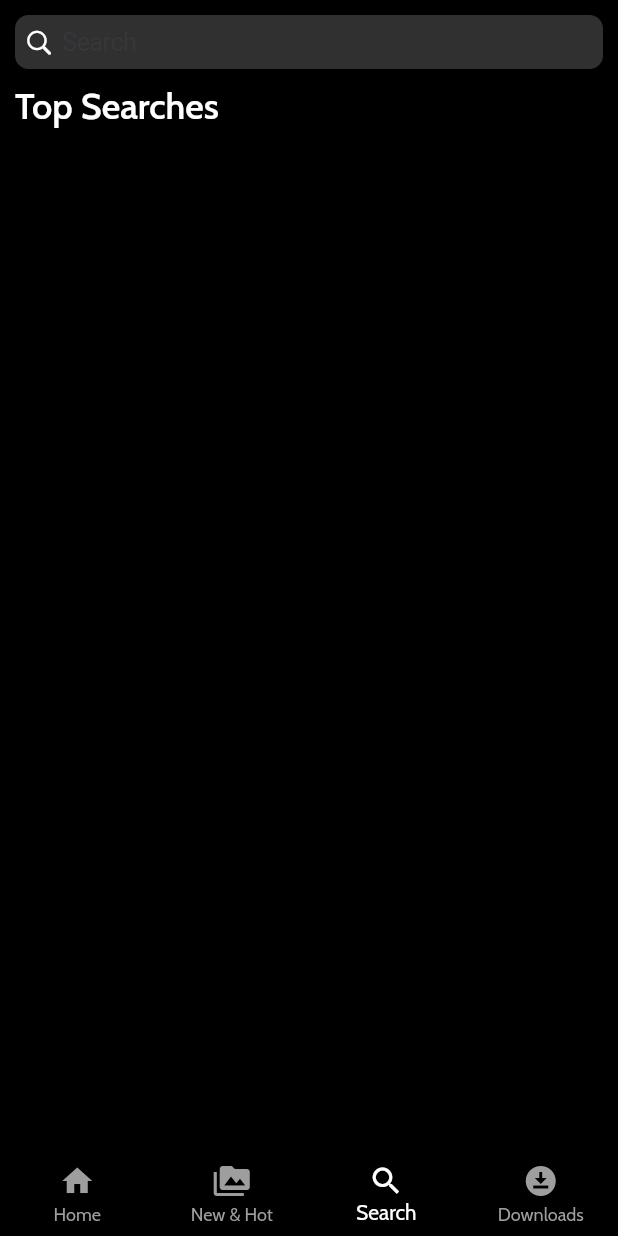
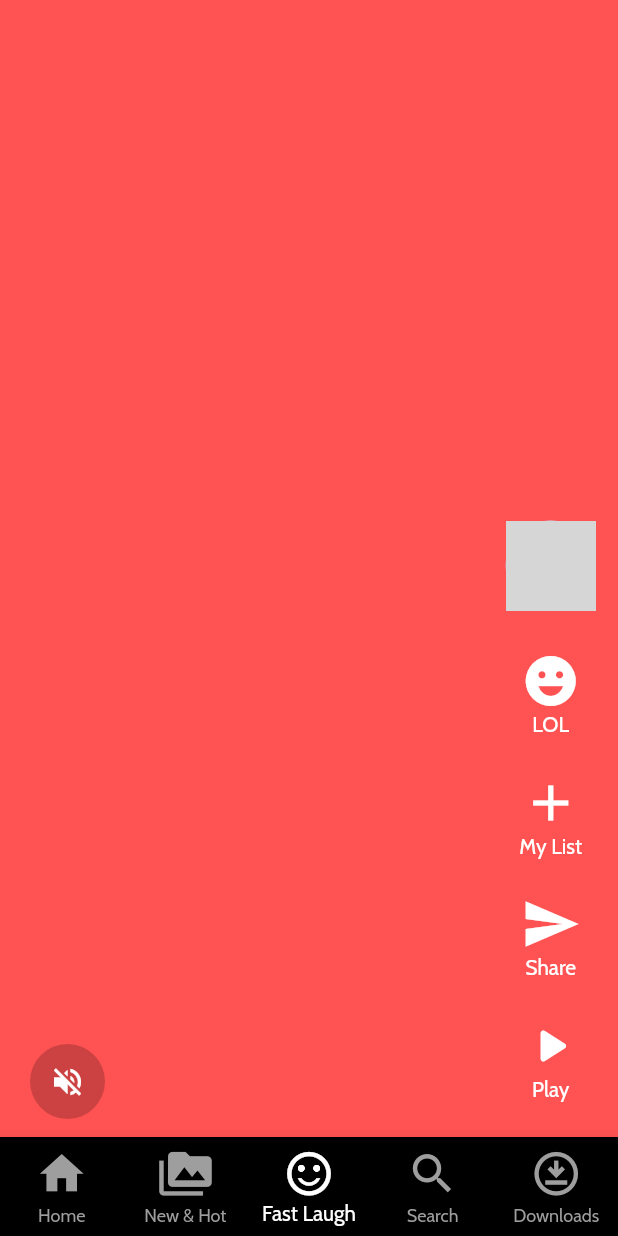
Before and after one commit to zajiim/netflixClone, a Flutter app: the screen it shows after launch, item 3 of the bottom bar chosen, on a phone screen of 412 x 824 dp. Run offline on Flutter 3.47's test engine with Material 2 defaults, Android fonts, the phone set to English and light mode, and no system bars; our stand-ins replace google_fonts; network calls fail; grey boxes are pictures that could not be loaded.

Commit message:
Search and FastLaugh page UI got completed

```diff
--- /dev/null
+++ b/lib/presentation/fast_laugh/fast_laugh.dart
@@ -0,0 +1,22 @@
+import 'package:flutter/material.dart';
+import 'package:netflix_bloc/core/colors/colors.dart';
+import 'package:netflix_bloc/presentation/fast_laugh/widgets/video_list_item.dart';
+
+class FastLaughScreen extends StatelessWidget {
+  const FastLaughScreen({Key? key}) : super(key: key);
+
+  @override
+  Widget build(BuildContext context) {
+    return Scaffold(
+      body: SafeArea(
+        child: PageView(
+          scrollDirection: Axis.vertical,
+          children: List.generate(
+            10,
+            (index) => VideoListItem(index: index),
+          ),
+        ),
+      ),
+    );
+  }
+}
--- /dev/null
+++ b/lib/presentation/fast_laugh/widgets/video_list_item.dart
@@ -0,0 +1,78 @@
+import 'package:flutter/material.dart';
+import 'package:netflix_bloc/core/colors/colors.dart';
+import 'package:netflix_bloc/presentation/fast_laugh/widgets/video_menu_items.dart';
+
+class VideoListItem extends StatelessWidget {
+  final int index;
+  const VideoListItem({required this.index, Key? key}) : super(key: key);
+
+  @override
+  Widget build(BuildContext context) {
+    return Stack(
+      children: [
+        Container(
+          color: Colors.accents[index % Colors.accents.length],
+        ),
+        Positioned(
+          bottom: 0,
+          left: 0,
+          right: 0,
+          child: Padding(
+            padding: const EdgeInsets.symmetric(vertical: 12, horizontal: 12),
+            child: Row(
+              crossAxisAlignment: CrossAxisAlignment.end,
+              mainAxisAlignment: MainAxisAlignment.spaceBetween,
+              children: [
+                Padding(
+                  padding: const EdgeInsets.symmetric(horizontal: 8.0),
+                  child: CircleAvatar(
+                    backgroundColor: kBackgroundColor.withOpacity(0.2),
+                    radius: 25,
+                    child: IconButton(
+                      onPressed: () {},
+                      icon: const Icon(
+                        Icons.volume_off,
+                        color: kWhiteColor,
+                      ),
+                    ),
+                  ),
+                ),
+                Column(
+                  children: const [
+                    Padding(
+                      padding: EdgeInsets.symmetric(
+                        vertical: 15,
+                      ),
+                      child: CircleAvatar(
+                        radius: 30,
+                        backgroundImage: NetworkImage(
+                          'https://www.themoviedb.org/t/p/w533_and_h300_bestv2/56v2KjBlU4XaOv9rVYEQypROD7P.jpg',
+                        ),
+                      ),
+                    ),
+                    VideoMenuItems(
+                      menuIcon: Icons.emoji_emotions,
+                      menuTitle: 'LOL',
+                    ),
+                    VideoMenuItems(
+                      menuIcon: Icons.add,
+                      menuTitle: 'My List',
+                    ),
+                    VideoMenuItems(
+                      menuIcon: Icons.send,
+                      menuTitle: 'Share',
+                    ),
+                    VideoMenuItems(
+                      menuIcon: Icons.play_arrow_rounded,
+                      menuTitle: 'Play',
+                    ),
+                  ],
+                ),
+              ],
+            ),
+          ),
+        ),
+      ],
+    );
+  }
+}
--- /dev/null
+++ b/lib/presentation/fast_laugh/widgets/video_menu_items.dart
@@ -0,0 +1,30 @@
+import 'package:flutter/material.dart';
+import 'package:netflix_bloc/core/colors/colors.dart';
+
+class VideoMenuItems extends StatelessWidget {
+  final IconData menuIcon;
+  final String menuTitle;
+  const VideoMenuItems(
+      {required this.menuIcon, required this.menuTitle, Key? key})
+      : super(key: key);
+
+  @override
+  Widget build(BuildContext context) {
+    return Padding(
+      padding: const EdgeInsets.symmetric(
+        vertical: 12,
+        horizontal: 12,
+      ),
+      child: Column(
+        children: [
+          Icon(
+            menuIcon,
+            color: kWhiteColor,
+            size: 40,
+          ),
+          Text(menuTitle)
+        ],
+      ),
+    );
+  }
+}
--- a/lib/presentation/main_page/widgets/bottom_nav_bar.dart
+++ b/lib/presentation/main_page/widgets/bottom_nav_bar.dart
@@ -1,11 +1,10 @@
 import 'package:flutter/material.dart';
 import 'package:netflix_bloc/core/colors/colors.dart';
+
 ValueNotifier<int> pageIndexNotifier = ValueNotifier(0);
 
 class BottomNavBarWidget extends StatelessWidget {
   const BottomNavBarWidget({Key? key}) : super(key: key);
-
-
 
   @override
   Widget build(BuildContext context) {
@@ -23,21 +22,31 @@ class BottomNavBarWidget extends StatelessWidget {
               BottomNavigationBarItem(
                   icon: Icon(
                     Icons.home,
+                    size: 35,
                   ),
                   label: 'Home'),
               BottomNavigationBarItem(
                   icon: Icon(
                     Icons.perm_media,
+                    size: 35,
                   ),
                   label: 'New & Hot'),
               BottomNavigationBarItem(
                   icon: Icon(
+                    Icons.sentiment_satisfied_alt,
+                    size: 35,
+                  ),
+                  label: 'Fast Laugh'),
+              BottomNavigationBarItem(
+                  icon: Icon(
                     Icons.search_outlined,
+                    size: 35,
                   ),
                   label: 'Search'),
               BottomNavigationBarItem(
                   icon: Icon(
-                    Icons.download_for_offline,
+                    Icons.download_for_offline_outlined,
+                    size: 35,
                   ),
                   label: 'Downloads'),
             ],
--- a/lib/presentation/main_page/widgets/main_screen_page.dart
+++ b/lib/presentation/main_page/widgets/main_screen_page.dart
@@ -1,6 +1,7 @@
 import 'package:flutter/material.dart';
 import 'package:netflix_bloc/core/colors/colors.dart';
 import 'package:netflix_bloc/presentation/downloads/download_page.dart';
+import 'package:netflix_bloc/presentation/fast_laugh/fast_laugh.dart';
 import 'package:netflix_bloc/presentation/home/home_page.dart';
 import 'package:netflix_bloc/presentation/main_page/widgets/bottom_nav_bar.dart';
 import 'package:netflix_bloc/presentation/new&hot/new_&_hot_page.dart';
@@ -12,6 +13,7 @@ class MainScreenPage extends StatelessWidget {
   final _pages = [
     const HomeScreen(),
     const NewAndHotScreen(),
+    const FastLaughScreen(),
     const SearchScreen(),
     DownloadsScreen()
   ];
--- a/lib/presentation/search/search_page.dart
+++ b/lib/presentation/search/search_page.dart
@@ -2,6 +2,7 @@ import 'package:flutter/cupertino.dart';
 import 'package:flutter/material.dart';
 import 'package:netflix_bloc/core/colors/colors.dart';
 import 'package:netflix_bloc/presentation/search/widgets/search_idle.dart';
+import 'package:netflix_bloc/presentation/search/widgets/search_results.dart';
 
 class SearchScreen extends StatelessWidget {
   const SearchScreen({Key? key}) : super(key: key);
@@ -29,8 +30,8 @@ class SearchScreen extends StatelessWidget {
                   color: kWhiteColor,
                 ),
               ),
-
-               SearchIdleWidget(),
+              //Expanded(child: SearchIdleWidget()),
+              Expanded(child: SearchResultsWidget()),
             ],
           ),
         ),
--- a/pubspec.yaml
+++ b/pubspec.yaml
@@ -27,11 +27,11 @@ environment:
 # the latest version available on pub.dev. To see which dependencies have newer
 # versions available, run `flutter pub outdated`.
 dependencies:
-
   cupertino_icons: ^1.0.2
   flutter:
     sdk: flutter
   google_fonts: ^3.0.1
+  video_player: ^2.4.5
 
 dev_dependencies:
   flutter_lints: ^2.0.0
```
Also changed, not shown: lib/presentation/search/widgets/search_idle.dart (+55 -9 lines), lib/presentation/search/widgets/search_results.dart (added, +57 -0 lines), lib/presentation/search/widgets/search_text_widget.dart (added, +20 -0 lines), pubspec.lock, 1 other file.
